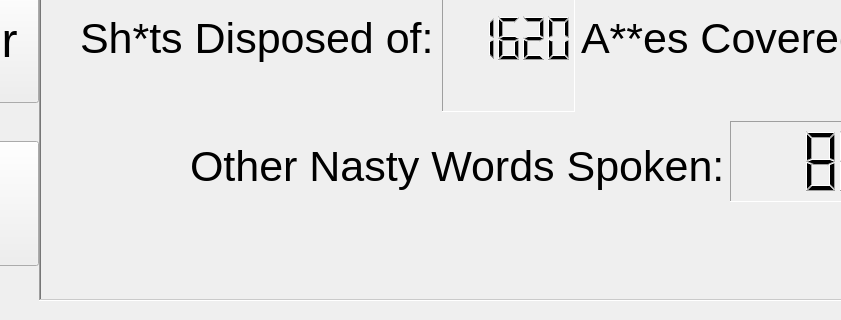
Above: BadMouth_Gui/form.ui from 490-BadMouth/BadMouth before the change; both pictures show x 221 to 1062 and y 400 to 720 of the 1280 by 720 pixel window. Below: the same form after it.
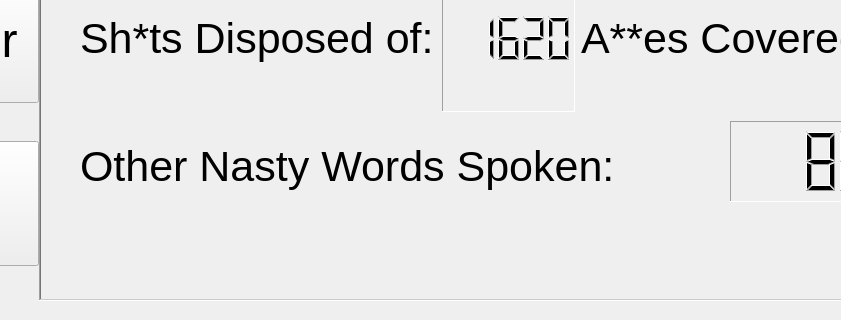
That is the form after the change. Icons and pictures are not drawn.

Diff of the .ui file:
```diff
--- a/BadMouth_Gui/form.ui
+++ b/BadMouth_Gui/form.ui
@@ -1526,9 +1526,9 @@
       <widget class="QLabel" name="label_6">
        <property name="geometry">
         <rect>
-         <x>150</x>
+         <x>40</x>
          <y>510</y>
-         <width>571</width>
+         <width>661</width>
          <height>71</height>
         </rect>
        </property>
```
Left out of the diff: 2 changed lines with no effect on the pictures.
